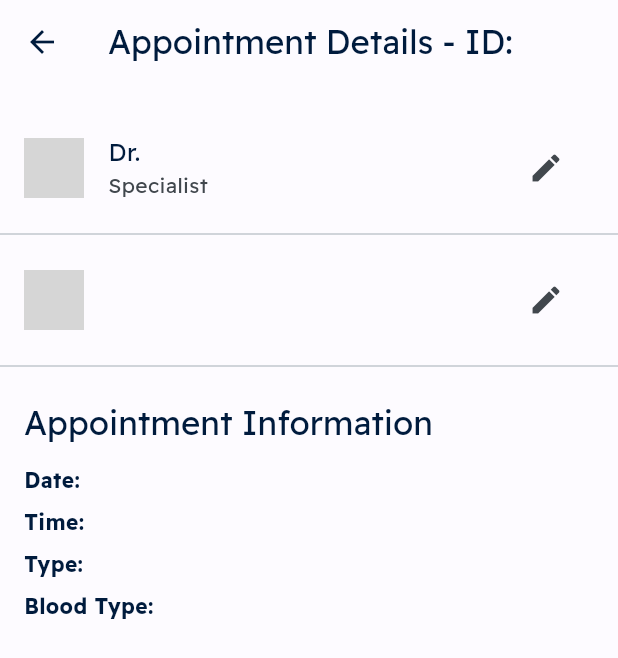
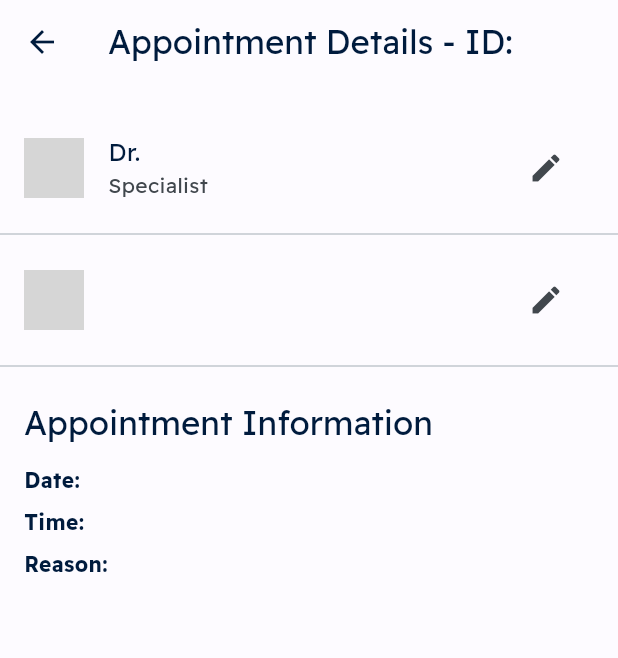
Before and after one commit to AbdulmonemElsherif/ent_clinic, a Flutter app: the AdminAppointmentDetailsPage screen opened directly with empty values, on a phone screen of 412 x 824 dp. Shown: the top 658 px of the screen. Run offline on Flutter 3.47's test engine with Material 3 defaults, Android fonts, the phone set to English and light mode, and no system bars; our stand-ins replace adaptive_theme, cloud_firestore, datetime_picker_formfield, expansion_tile_card, firebase_auth, firebase_core and 4 more; missing offline and left inert: d_chart; accounts and stored records are empty; network calls fail; grey boxes are pictures that could not be loaded.

Commit message:
Reapply "Merge branch 'main' of https://github.com/AbdulmonemElsherif/ent_clinic"
This reverts commit 18f990ec0cd33e43ce12e766d76cce6a91b98878.

```diff
--- a/lib/Pages/admin/admin_appointment_details_page.dart
+++ b/lib/Pages/admin/admin_appointment_details_page.dart
@@ -15,37 +15,35 @@ class AdminAppointmentDetailsPage extends StatelessWidget {
       body: SingleChildScrollView(
         child: Column(
           children: [
-            SizedBox(height: 20),
+            const SizedBox(height: 20),
             ListTile(
-              leading: CircleAvatar(
-                backgroundImage: NetworkImage(appointment['doctorimage']),
+              leading: const CircleAvatar(
+                backgroundImage: NetworkImage("appointment['doctorimage']"),
               ),
-              title: Text(
-                  'Dr. ${appointment['doctorfname']} ${appointment['doctorlname']}'),
-              subtitle: Text('Specialist'),
+              title: Text('Dr. ${appointment['doctor']}'),
+              subtitle: const Text('Specialist'),
               trailing: IconButton(
-                icon: Icon(Icons.edit),
+                icon: const Icon(Icons.edit),
                 onPressed: () {
                   // Logic to edit doctor details
                 },
               ),
             ),
-            Divider(),
+            const Divider(),
             ListTile(
               leading: CircleAvatar(
-                backgroundImage: NetworkImage(appointment['userimage']),
+                backgroundImage: NetworkImage("appointment['userimage']"),
               ),
-              title: Text(
-                  '${appointment['userfname']} ${appointment['userlname']}'),
-              subtitle: Text(appointment['userdicescess']),
+              title: Text('${appointment['patient']}'),
+              subtitle: Text(appointment['complaint']),
               trailing: IconButton(
-                icon: Icon(Icons.edit),
+                icon: const Icon(Icons.edit),
                 onPressed: () {
                   // Logic to edit patient details
                 },
               ),
             ),
-            Divider(),
+            const Divider(),
             Padding(
               padding: const EdgeInsets.all(16.0),
               child: Column(
@@ -55,11 +53,10 @@ class AdminAppointmentDetailsPage extends StatelessWidget {
                     'Appointment Information',
                     style: Theme.of(context).textTheme.headline6,
                   ),
-                  SizedBox(height: 10),
+                  const SizedBox(height: 10),
                   InformationRow('Date:', appointment['date']),
                   InformationRow('Time:', appointment['time']),
-                  InformationRow('Type:', appointment['type']),
-                  InformationRow('Blood Type:', appointment['userbloodtype']),
+                  InformationRow('Reason:', appointment['reason']),
                 ],
               ),
             ),
@@ -84,9 +81,9 @@ class InformationRow extends StatelessWidget {
         children: [
           Text(
             label,
-            style: TextStyle(fontWeight: FontWeight.bold),
+            style: const TextStyle(fontWeight: FontWeight.bold),
           ),
-          SizedBox(width: 8),
+          const SizedBox(width: 8),
           Text(value),
         ],
       ),
--- a/lib/Pages/admin/widgets/list_of_appointments.dart
+++ b/lib/Pages/admin/widgets/list_of_appointments.dart
@@ -4,6 +4,7 @@ import 'package:expansion_tile_card/expansion_tile_card.dart';
 import 'package:flutter/material.dart';
 
 import 'admin_appointment_card.dart';
+
 
 class ListOfAppointments extends StatefulWidget {
   final List<Map<String, dynamic>> appointments;
```
Also changed, not shown: lib/Pages/admin/admin_home_page.dart (+7 -3 lines), lib/Pages/admin/widgets/admin_appointment_card.dart (+4 -4 lines), lib/Pages/settings/settings_page.dart (+8 -1 lines).
